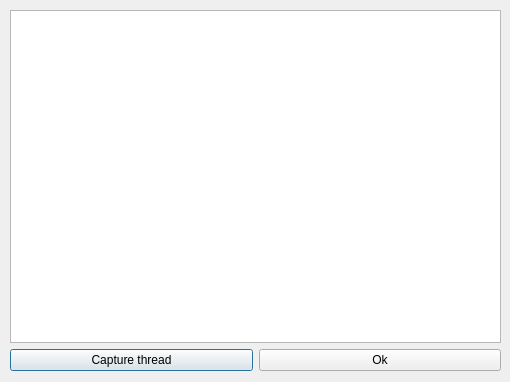
First picture: the form in Client/UI Designer/display.ui, repository Tienanh204/Remote-Desktop-Control, before the edit.
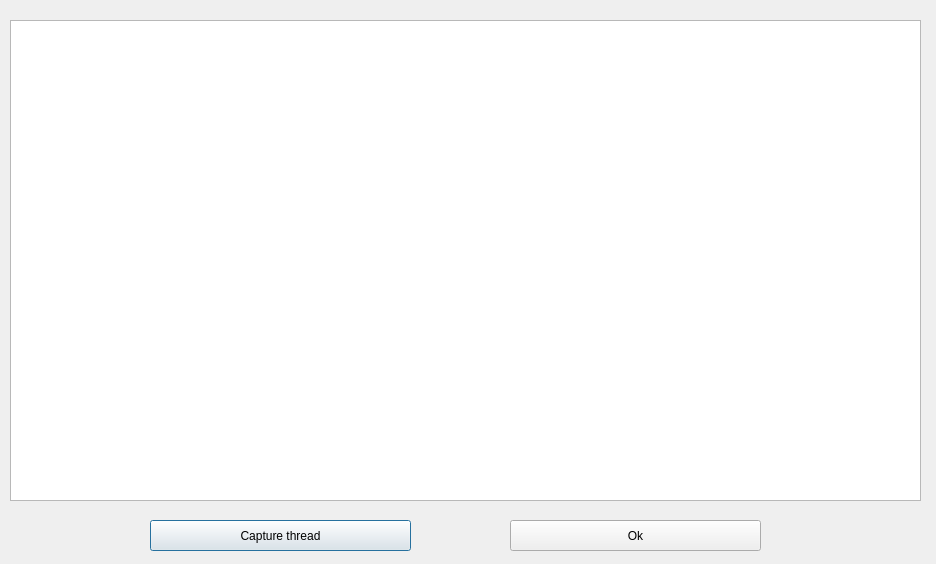
Second picture: the form after the edit.

Patch:
```diff
--- a/Client/UI Designer/display.ui
+++ b/Client/UI Designer/display.ui
@@ -6,44 +6,52 @@
    <rect>
     <x>0</x>
     <y>0</y>
-    <width>510</width>
-    <height>382</height>
+    <width>936</width>
+    <height>564</height>
    </rect>
   </property>
   <property name="windowTitle">
    <string>Dialog</string>
   </property>
-  <widget class="QWidget" name="layoutWidget">
+  <widget class="QPushButton" name="pushButton_2">
+   <property name="geometry">
+    <rect>
+     <x>150</x>
+     <y>520</y>
+     <width>261</width>
+     <height>31</height>
+    </rect>
+   </property>
+   <property name="text">
+    <string>Capture thread</string>
+   </property>
+  </widget>
+  <widget class="QPushButton" name="pushButton">
+   <property name="geometry">
+    <rect>
+     <x>510</x>
+     <y>520</y>
+     <width>251</width>
+     <height>31</height>
+    </rect>
+   </property>
+   <property name="text">
+    <string>Ok</string>
+   </property>
+  </widget>
+  <widget class="QWidget" name="horizontalLayoutWidget">
    <property name="geometry">
     <rect>
      <x>10</x>
-     <y>10</y>
-     <width>491</width>
-     <height>361</height>
+     <y>20</y>
+     <width>911</width>
+     <height>481</height>
     </rect>
    </property>
-   <layout class="QVBoxLayout" name="verticalLayout">
+   <layout class="QHBoxLayout" name="horizontalLayout">
     <item>
      <widget class="QGraphicsView" name="graphicsView"/>
     </item>
-    <item>
-     <layout class="QHBoxLayout" name="horizontalLayout">
-      <item>
-       <widget class="QPushButton" name="pushButton_2">
-        <property name="text">
-         <string>Capture thread</string>
-        </property>
-       </widget>
-      </item>
-      <item>
-       <widget class="QPushButton" name="pushButton_3">
-        <property name="text">
-         <string>Ok</string>
-        </property>
-       </widget>
-      </item>
-     </layout>
-    </item>
    </layout>
   </widget>
  </widget>
```
